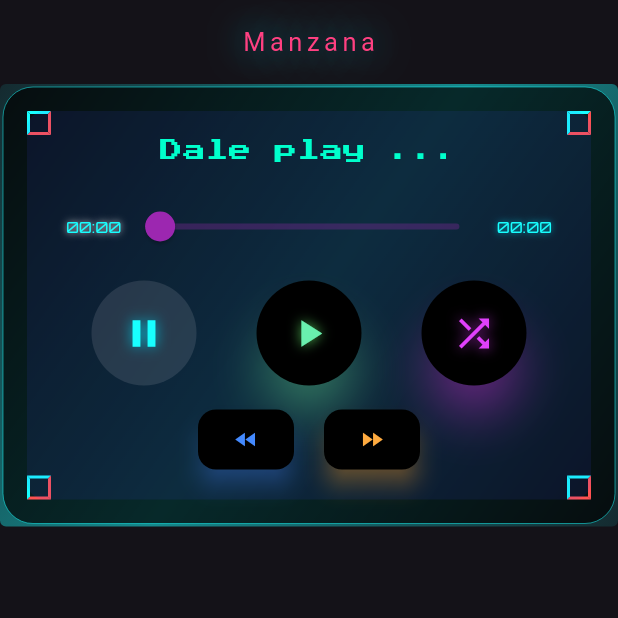
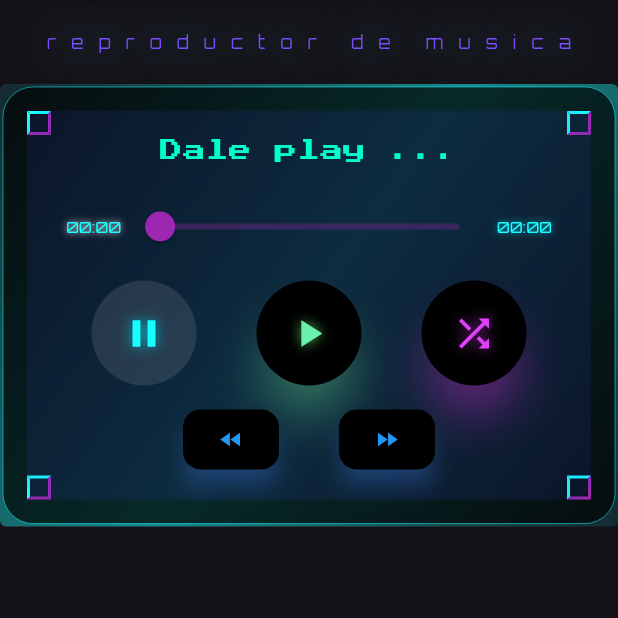
Before and after one commit to juanTorrenegra/mp3player, a Flutter app: the screen it shows after launch, on a phone screen of 412 x 824 dp, the top half of it. Run offline on Flutter 3.47's test engine with Material 3 defaults, Android fonts, the phone set to English and light mode, and no system bars; our stand-ins replace just_audio, permission_handler; Roboto replaces fonts that are missing (cursive).

Commit message:
cambio titulo: manzana > reproductor de musica

```diff
--- a/lib/Vending_machine_frame.dart
+++ b/lib/Vending_machine_frame.dart
@@ -59,8 +59,8 @@ class VendingMachineFrame extends StatelessWidget {
         border: Border(
           top: BorderSide(color: Colors.cyanAccent, width: 2),
           left: BorderSide(color: Colors.cyanAccent, width: 2),
-          bottom: BorderSide(color: Colors.redAccent, width: 2),
-          right: BorderSide(color: Colors.redAccent, width: 2),
+          bottom: BorderSide(color: Colors.purple, width: 2),
+          right: BorderSide(color: Colors.purple, width: 2),
         ),
       ),
     );
--- a/lib/main.dart
+++ b/lib/main.dart
@@ -260,12 +260,12 @@ class _MusicListScreenState extends State<MusicListScreen> {
         appBar: AppBar(
           centerTitle: true,
           title: const Text(
-            "Manzana",
+            "reproductor de musica",
             style: TextStyle(
-              fontFamily: "cursive",
-              color: Colors.pinkAccent,
-              letterSpacing: 3,
-              fontSize: 17,
+              fontFamily: "Orbitron",
+              color: Colors.deepPurpleAccent,
+              letterSpacing: 10,
+              fontSize: 12,
               shadows: [
                 Shadow(
                   color: Colors.cyan,
@@ -466,10 +466,10 @@ class _MusicListScreenState extends State<MusicListScreen> {
                                     ),
                                 child: const Icon(
                                   Icons.fast_rewind,
-                                  color: Colors.blueAccent,
+                                  color: Colors.blue,
                                 ),
                               ),
-                              const SizedBox(width: 20),
+                              const SizedBox(width: 40),
                               ElevatedButton(
                                 onPressed: playNextRandom,
                                 style:
@@ -483,15 +483,15 @@ class _MusicListScreenState extends State<MusicListScreen> {
                                       ),
                                       backgroundColor: Colors.black,
                                       elevation: 6,
-                                      shadowColor: Colors.orangeAccent,
+                                      shadowColor: Colors.blueAccent,
                                     ).copyWith(
                                       overlayColor: MaterialStateProperty.all(
-                                        Colors.orange.withOpacity(0.2),
+                                        Colors.blue.withOpacity(0.2),
                                       ),
                                     ),
                                 child: const Icon(
                                   Icons.fast_forward,
-                                  color: Colors.orangeAccent,
+                                  color: Colors.blue,
                                 ),
                               ),
                             ],
```
Also changed, not shown: pubspec.lock.
